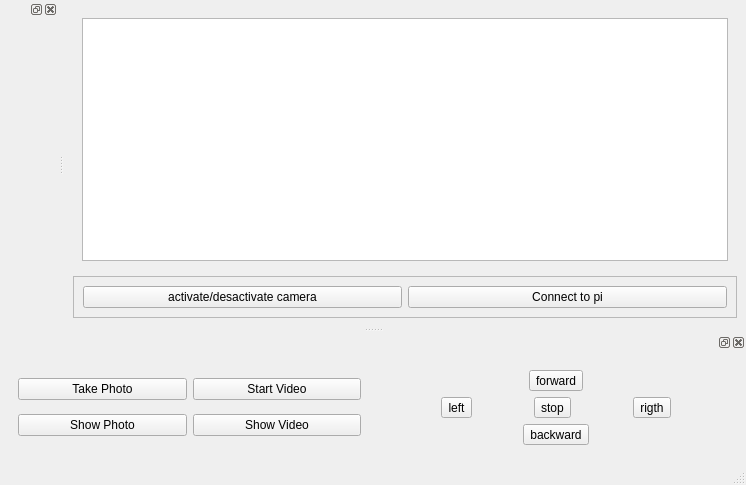
This is pgU1_client/ui/gui.ui in constraintAutomaton/client_pgU1 as Qt 5 draws it before an edit. The edited form follows.
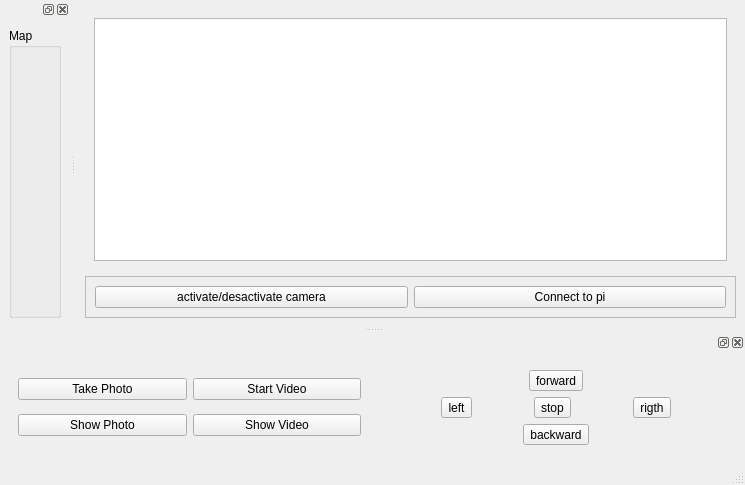
This is the edited form.

```diff
--- a/pgU1_client/ui/gui.ui
+++ b/pgU1_client/ui/gui.ui
@@ -6,7 +6,7 @@
    <rect>
     <x>0</x>
     <y>0</y>
-    <width>746</width>
+    <width>745</width>
     <height>485</height>
    </rect>
   </property>
@@ -179,7 +179,17 @@
    <attribute name="dockWidgetArea">
     <number>1</number>
    </attribute>
-   <widget class="QWidget" name="dock_container_map_2"/>
+   <widget class="QWidget" name="dock_container_map">
+    <layout class="QHBoxLayout" name="map_layout">
+     <item>
+      <widget class="QGroupBox" name="gb_map">
+       <property name="title">
+        <string>Map</string>
+       </property>
+      </widget>
+     </item>
+    </layout>
+   </widget>
   </widget>
  </widget>
  <resources/>
```
Left out of the diff: 4 changed lines with no effect on the pictures.
